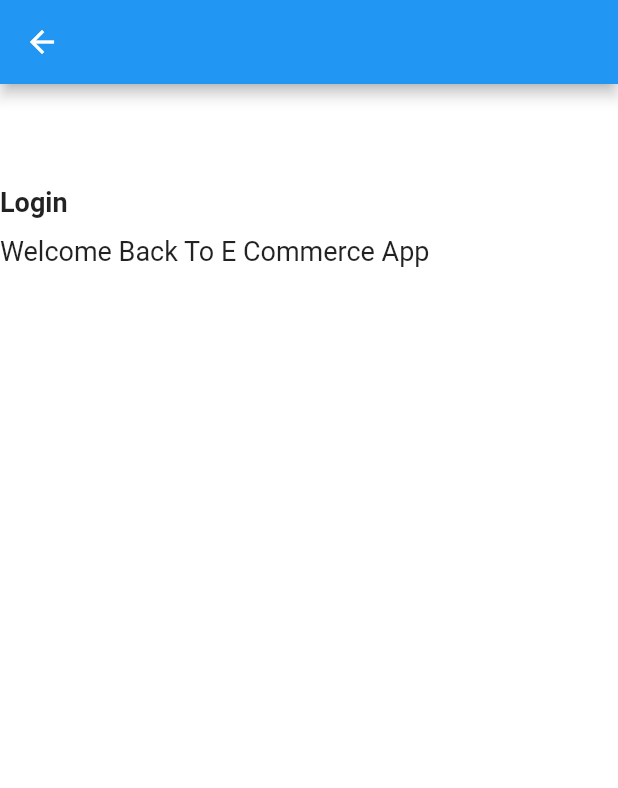
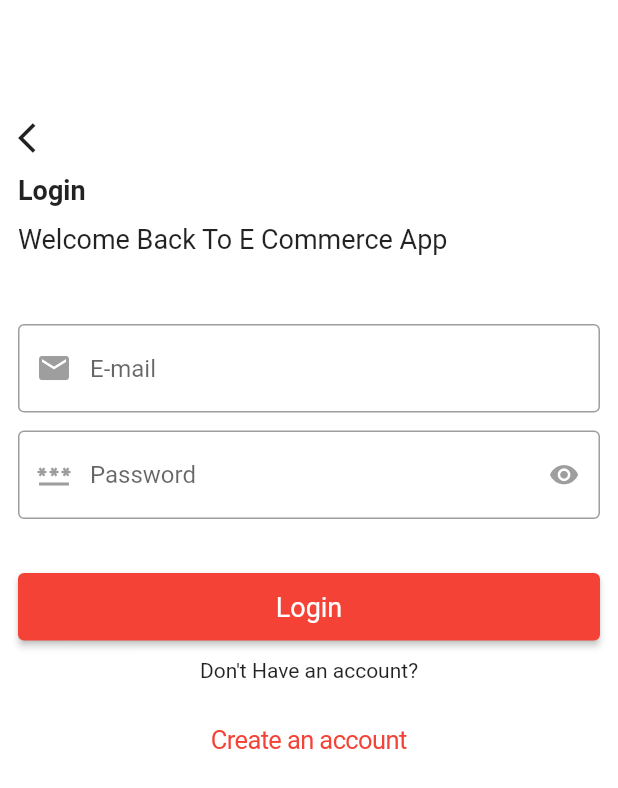
Before and after one commit to BerkCanpolat/Flutter_E-Shop, a Flutter app: the screen it shows after launch, after a tap on "Login", on a phone screen of 412 x 824 dp. Shown: the top 788 px of the screen. Run offline on Flutter 3.47's test engine with Material 2 defaults, Android fonts, the phone set to English and light mode, and no system bars.

Commit message:
login screen

```diff
--- a/flutter_e_shop/lib/constants/theme.dart
+++ b/flutter_e_shop/lib/constants/theme.dart
@@ -2,6 +2,16 @@ import 'package:flutter/material.dart';
 
 ThemeData themeData = ThemeData(
   scaffoldBackgroundColor: Colors.white,
+  primaryColor: Colors.red,
+  inputDecorationTheme: InputDecorationTheme(
+    border: outlineInputBorder,
+    errorBorder: outlineInputBorder,
+    enabledBorder: outlineInputBorder,
+    focusedBorder: outlineInputBorder,
+    disabledBorder: outlineInputBorder,
+    prefixIconColor: Colors.grey,
+    suffixIconColor: Colors.grey,
+  ),
   elevatedButtonTheme: ElevatedButtonThemeData(
     style: ElevatedButton.styleFrom(
       backgroundColor: Colors.red,
@@ -12,3 +22,10 @@ ThemeData themeData = ThemeData(
     )
   )
 );
+
+
+OutlineInputBorder outlineInputBorder = OutlineInputBorder(
+      borderSide: BorderSide(
+        color: Colors.grey,
+      ),
+    );
--- a/flutter_e_shop/lib/screens/auth_ui/login/login.dart
+++ b/flutter_e_shop/lib/screens/auth_ui/login/login.dart
@@ -1,17 +1,90 @@
+import 'package:flutter/cupertino.dart';
 import 'package:flutter/material.dart';
+import 'package:flutter_e_shop/constants/routes.dart';
+import 'package:flutter_e_shop/screens/auth_ui/sign_up/Sign_up.dart';
+import 'package:flutter_e_shop/widgets/primary_button/primary_button.dart';
 import 'package:flutter_e_shop/widgets/top_titles/top_titles.dart';
 
-class Login extends StatelessWidget {
+class Login extends StatefulWidget {
   const Login({super.key});
+
+  @override
+  State<Login> createState() => _LoginState();
+}
+
+class _LoginState extends State<Login> {
+  bool isShowPassword = true;
 
   @override
   Widget build(BuildContext context) {
     return Scaffold(
-      appBar: AppBar(),
-      body: Column(
-        children: [
-          TopTitles(subtitle: "Welcome Back To E Commerce App", title: "Login"),
-        ],
+      body: Padding(
+        padding: const EdgeInsets.all(12.0),
+        child: Column(
+          crossAxisAlignment: CrossAxisAlignment.start,
+          children: [
+            TopTitles(
+                subtitle: "Welcome Back To E Commerce App", title: "Login"),
+            SizedBox(
+              height: 46,
+            ),
+            TextFormField(
+              decoration: InputDecoration(
+                hintText: 'E-mail',
+                prefixIcon: Icon(Icons.email),
+              ),
+            ),
+            SizedBox(
+              height: 12,
+            ),
+            TextFormField(
+              obscureText: isShowPassword,
+              decoration: InputDecoration(
+                hintText: 'Password',
+                prefixIcon: Icon(Icons.password_sharp),
+                suffixIcon: CupertinoButton(
+                  onPressed: () {
+                    setState(() {
+                      isShowPassword = !isShowPassword;
+                    });
+                  },
+                  padding: EdgeInsets.zero,
+                  child: Icon(
+                    Icons.visibility,
+                    color: Colors.grey,
+                  ),
+                ),
+              ),
+            ),
+            SizedBox(
+              height: 36,
+            ),
+            PrimaryButton(
+              title: 'Login',
+              onPressed: () {},
+            ),
+            SizedBox(
+              height: 12,
+            ),
+            Center(child: Text("Don't Have an account?")),
+            SizedBox(
+              height: 12,
+            ),
+            Center(
+                child: CupertinoButton(
+                    onPressed: () {
+                      Routes.instance.push(widget: SignUp(), context: context);
+                    },
+                     child: Text(
+                      "Create an account",
+                      style: TextStyle(
+                        color: Theme.of(context).primaryColor,
+                      ),
+                      ),
+                     ),
+                     ),
+          ],
+        ),
       ),
     );
   }
--- a/flutter_e_shop/lib/widgets/top_titles/top_titles.dart
+++ b/flutter_e_shop/lib/widgets/top_titles/top_titles.dart
@@ -1,3 +1,4 @@
+import 'package:flutter/cupertino.dart';
 import 'package:flutter/material.dart';
 
 class TopTitles extends StatelessWidget {
@@ -12,6 +13,13 @@ class TopTitles extends StatelessWidget {
         SizedBox(
           height: kToolbarHeight + 12,
         ),
+        if(title == 'Login' || title == 'Create Account')
+        GestureDetector(
+          onTap: (){
+            Navigator.of(context).pop();
+          },
+          child: Icon(Icons.arrow_back_ios)),
+        SizedBox(height: 12,),
         Text(
           title,
           style: TextStyle(
```
Also changed, not shown: flutter_e_shop/lib/screens/auth_ui/sign_up/Sign_up.dart (added, +114 -0 lines), flutter_e_shop/lib/screens/home/home.dart (added, +17 -0 lines).
